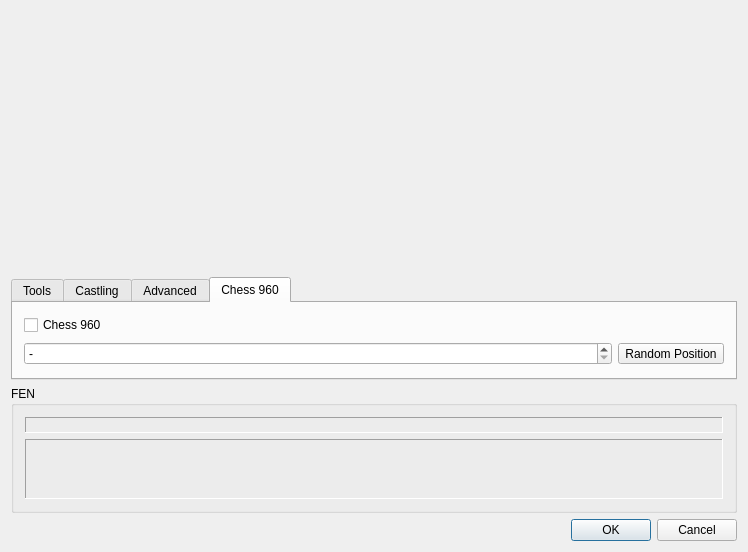
Qt form src/gui/boardsetup.ui (Isarhamster/chessx) before a commit.
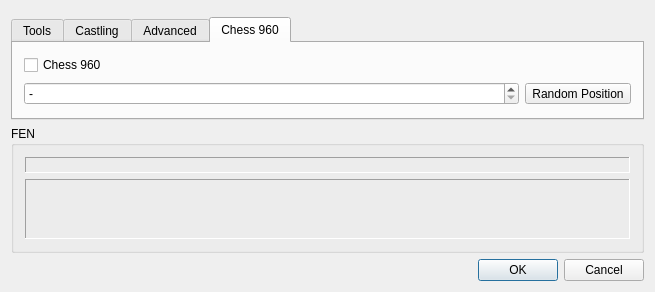
The same form after that commit. Icons and pictures are not drawn. Custom widgets are drawn as their Qt base class.

Commit message: Bugfix: Issue #262 Layout of Setup Dialog

Patch:
```diff
--- a/src/gui/boardsetup.ui
+++ b/src/gui/boardsetup.ui
@@ -2,16 +2,8 @@
 <ui version="4.0">
  <class>BoardSetupDialog</class>
  <widget class="QDialog" name="BoardSetupDialog">
-  <property name="geometry">
-   <rect>
-    <x>0</x>
-    <y>0</y>
-    <width>748</width>
-    <height>552</height>
-   </rect>
-  </property>
   <property name="sizePolicy">
-   <sizepolicy hsizetype="Expanding" vsizetype="Expanding">
+   <sizepolicy hsizetype="Preferred" vsizetype="Preferred">
     <horstretch>0</horstretch>
     <verstretch>0</verstretch>
    </sizepolicy>
@@ -25,8 +17,8 @@
   <property name="windowTitle">
    <string>Setup position</string>
   </property>
-  <layout class="QVBoxLayout" name="verticalLayout_3">
-   <item>
+  <layout class="QGridLayout" name="gridLayout_2">
+   <item row="0" column="0">
     <layout class="QHBoxLayout" name="horizontalLayout_3" stretch="4,1">
      <item>
       <widget class="BoardView" name="boardView" native="true">
@@ -59,7 +51,7 @@
      </item>
     </layout>
    </item>
-   <item>
+   <item row="1" column="0">
     <widget class="QTabWidget" name="tabWidget_2">
      <property name="sizePolicy">
       <sizepolicy hsizetype="Preferred" vsizetype="Preferred">
@@ -442,7 +434,7 @@
      </widget>
     </widget>
    </item>
-   <item>
+   <item row="2" column="0">
     <widget class="QGroupBox" name="groupBox_2">
      <property name="title">
       <string>FEN</string>
@@ -498,7 +490,7 @@
      </layout>
     </widget>
    </item>
-   <item>
+   <item row="3" column="0">
     <layout class="QHBoxLayout">
      <item>
       <widget class="QDialogButtonBox" name="buttonBox">
```
The commit also changes 2 other files.
